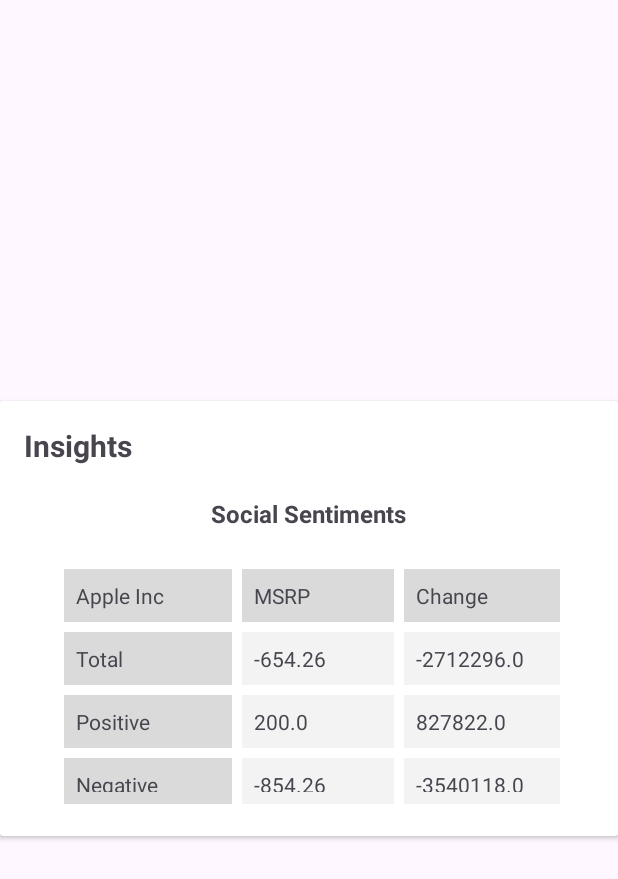
After one commit to KARTIK-PANDEY-KP/Stocks_App, an Android app: the layout insights_layout.xml on its own in the app's theme, with its tools: preview values and no code run, on a phone screen of 412 x 824 dp. The commit adds this screen. Shown: the top 879 px of the screen. Run offline under Robolectric (Android 15) with nearby library versions, the phone set to English and light mode, and no system bars; network calls fail.

Commit message:
VIMP TOOK LONG TIME SAFESST ROLLBACK

```diff
--- /dev/null
+++ b/app/src/main/res/layout/insights_layout.xml
@@ -0,0 +1,164 @@
+<?xml version="1.0" encoding="utf-8"?>
+<androidx.constraintlayout.widget.ConstraintLayout xmlns:android="http://schemas.android.com/apk/res/android"
+    xmlns:app="http://schemas.android.com/apk/res-auto"
+    xmlns:tools="http://schemas.android.com/tools"
+    android:layout_width="match_parent"
+    android:layout_height="match_parent">
+
+    <androidx.cardview.widget.CardView
+        android:layout_width="match_parent"
+        android:layout_height="wrap_content"
+        app:layout_constraintBottom_toBottomOf="parent"
+        app:layout_constraintEnd_toEndOf="parent"
+        app:layout_constraintStart_toStartOf="parent"
+        app:layout_constraintTop_toTopOf="parent">
+
+        <androidx.constraintlayout.widget.ConstraintLayout
+            android:layout_width="match_parent"
+            android:layout_height="290dp">
+
+            <TableLayout
+                android:layout_width="366dp"
+                android:layout_height="195dp"
+                android:padding="16dp"
+                app:layout_constraintBottom_toBottomOf="parent"
+                app:layout_constraintEnd_toEndOf="parent"
+                app:layout_constraintStart_toStartOf="parent"
+                app:layout_constraintTop_toTopOf="parent"
+                app:layout_constraintVertical_bias="0.977">
+
+                <!-- Header Row -->
+                <TableRow>
+
+                    <TextView
+                        android:id="@+id/ingightsCompany"
+                        android:layout_width="112dp"
+                        android:layout_margin="3dp"
+                        android:background="#DADADA"
+                        android:padding="8dp"
+                        android:text="Apple Inc" />
+
+                    <TextView
+                        android:layout_width="101dp"
+                        android:layout_margin="3dp"
+                        android:background="#DADADA"
+                        android:padding="8dp"
+                        android:text="MSRP" />
+
+                    <TextView
+                        android:layout_width="109dp"
+                        android:layout_margin="3dp"
+                        android:background="#DADADA"
+                        android:padding="8dp"
+                        android:text="Change" />
+
+                </TableRow>
+
+                <!-- Total Row -->
+                <TableRow android:layout_width="wrap_content">
+
+                    <TextView
+                        android:layout_margin="3dp"
+                        android:background="#DADADA"
+                        android:padding="8dp"
+                        android:text="Total" />
+
+
+                    <TextView
+                        android:id="@+id/totalMSRP"
+                        android:layout_margin="3dp"
+                        android:background="#F3F3F3"
+                        android:padding="8dp"
+                        android:text="-654.26" />
+
+                    <TextView
+                        android:id="@+id/totalChange"
+                        android:layout_margin="3dp"
+                        android:background="#F3F3F3"
+                        android:padding="8dp"
+                        android:text="-2712296.0" />
+
+                </TableRow>
+
+                <!-- Positive Row -->
+
+                <!-- Negative Row -->
+                <TableRow
+                    android:layout_width="match_parent"
+                    android:layout_height="match_parent">
+
+                    <TextView
+                        android:layout_margin="3dp"
+                        android:background="#DADADA"
+                        android:padding="8dp"
+                        android:text="Positive" />
+
+                    <TextView
+                        android:id="@+id/positiveMSRP"
+                        android:layout_margin="3dp"
+                        android:background="#F3F3F3"
+                        android:padding="8dp"
+                        android:text="200.0" />
+
+                    <TextView
+                        android:id="@+id/positiveChange"
+                        android:layout_margin="3dp"
+                        android:background="#F3F3F3"
+                        android:padding="8dp"
+                        android:text="827822.0" />
+
+                </TableRow>
+
+                <TableRow>
+
+                    <TextView
+                        android:layout_margin="3dp"
+                        android:background="#DADADA"
+                        android:padding="8dp"
+                        android:text="Negative" />
+
+                    <TextView
+                        android:id="@+id/negativeMSRP"
+                        android:layout_margin="3dp"
+                        android:background="#F3F3F3"
+                        android:padding="8dp"
+                        android:text="-854.26" />
+
+                    <TextView
+                        android:id="@+id/negativeChange"
+                        android:layout_margin="3dp"
+                        android:background="#F3F3F3"
+                        android:padding="8dp"
+                        android:text="-3540118.0" />
+
+                </TableRow>
+            </TableLayout>
+
+            <TextView
+                android:id="@+id/textView52"
+                android:layout_width="wrap_content"
+                android:layout_height="wrap_content"
+                android:layout_marginTop="64dp"
+                android:text="Social Sentiments"
+                android:textSize="16sp"
+                android:textStyle="bold"
+                app:layout_constraintEnd_toEndOf="parent"
+                app:layout_constraintHorizontal_bias="0.498"
+                app:layout_constraintStart_toStartOf="parent"
+                app:layout_constraintTop_toTopOf="parent" />
+
+            <TextView
+                android:id="@+id/textView53"
+                android:layout_width="wrap_content"
+                android:layout_height="wrap_content"
+                android:layout_marginStart="16dp"
+                android:layout_marginTop="16dp"
+                android:text="Insights"
+                android:textSize="20sp"
+                android:textStyle="bold"
+                app:layout_constraintStart_toStartOf="parent"
+                app:layout_constraintTop_toTopOf="parent" />
+
+        </androidx.constraintlayout.widget.ConstraintLayout>
+    </androidx.cardview.widget.CardView>
+</androidx.constraintlayout.widget.ConstraintLayout>
```
Also changed, not shown: app/src/main/java/com/example/stock/searchactivity.java (+68 -6 lines), app/src/main/res/layout/activity_searchactivity.xml (+24 -0 lines).
